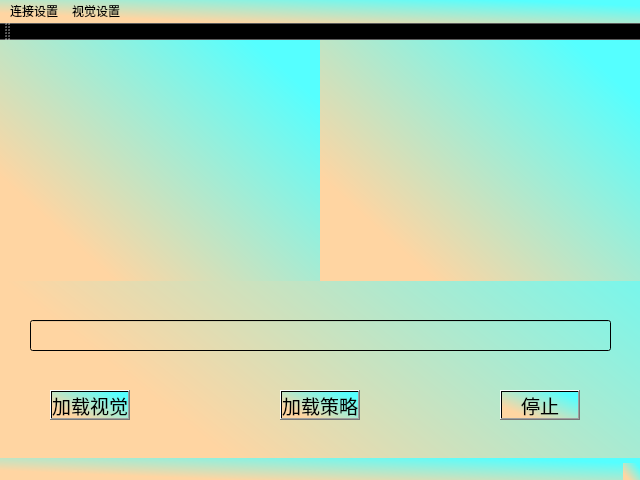
SWX-TJ/RobotVisionClient, file client_mainwindow.ui: the form before one commit.
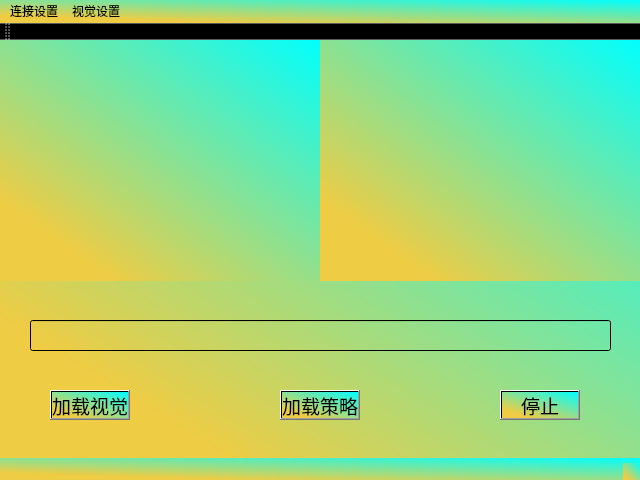
The form after the commit. Icons and pictures are not drawn.

Commit message: modify the software color.

What changed in the file:
```diff
--- a/client_mainwindow.ui
+++ b/client_mainwindow.ui
@@ -21,7 +21,7 @@
     <normaloff>:/icon_image/resource/robot.ico</normaloff>:/icon_image/resource/robot.ico</iconset>
   </property>
   <property name="styleSheet">
-   <string notr="true">background-color: qlineargradient(spread:pad, x1:0.943, y1:0.193182, x2:0.187, y2:0.818182, stop:0 rgba(85, 255, 255, 255), stop:0.982955 rgba(255, 213, 162, 255));
+   <string notr="true">background-color: qlineargradient(spread:pad, x1:0.199, y1:0.852273, x2:1, y2:0, stop:0 rgba(238, 204, 68, 255), stop:1 rgba(0, 255, 255, 255));
 font: 14pt &quot;华文新魏&quot;;</string>
   </property>
   <widget class="QWidget" name="centralWidget">
```
The commit also changes 9 other files.
